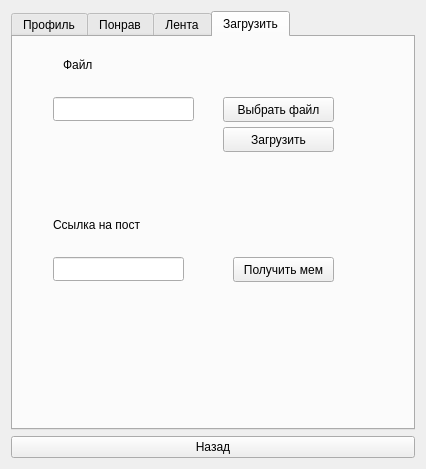
This is userprofilewin.ui in grigorenkokoko/memebox as Qt 5 draws it before an edit. The edited form follows.
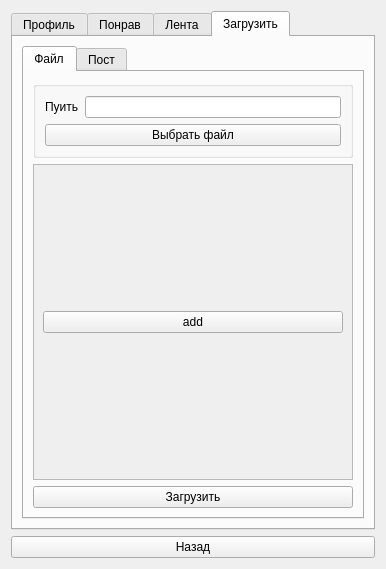
This is the edited form.

What changed in the file:
```diff
--- a/userprofilewin.ui
+++ b/userprofilewin.ui
@@ -6,8 +6,8 @@
    <rect>
     <x>0</x>
     <y>0</y>
-    <width>426</width>
-    <height>469</height>
+    <width>386</width>
+    <height>569</height>
    </rect>
   </property>
   <property name="windowTitle">
@@ -163,94 +163,168 @@
       <attribute name="title">
        <string>Загрузить</string>
       </attribute>
-      <widget class="QLineEdit" name="lineEdit_file">
-       <property name="geometry">
-        <rect>
-         <x>40</x>
-         <y>60</y>
-         <width>141</width>
-         <height>24</height>
-        </rect>
-       </property>
-       <property name="readOnly">
-        <bool>true</bool>
-       </property>
-      </widget>
-      <widget class="QPushButton" name="pushButton_3">
-       <property name="geometry">
-        <rect>
-         <x>210</x>
-         <y>60</y>
-         <width>111</width>
-         <height>25</height>
-        </rect>
-       </property>
-       <property name="text">
-        <string>Выбрать файл</string>
-       </property>
-      </widget>
-      <widget class="QPushButton" name="pushButton_4">
-       <property name="geometry">
-        <rect>
-         <x>210</x>
-         <y>90</y>
-         <width>111</width>
-         <height>25</height>
-        </rect>
-       </property>
-       <property name="text">
-        <string>Загрузить</string>
-       </property>
-      </widget>
-      <widget class="QLabel" name="label_7">
-       <property name="geometry">
-        <rect>
-         <x>50</x>
-         <y>20</y>
-         <width>55</width>
-         <height>16</height>
-        </rect>
-       </property>
-       <property name="text">
-        <string>Файл</string>
-       </property>
-      </widget>
-      <widget class="QLabel" name="label_8">
-       <property name="geometry">
-        <rect>
-         <x>40</x>
-         <y>180</y>
-         <width>111</width>
-         <height>16</height>
-        </rect>
-       </property>
-       <property name="text">
-        <string>Ссылка на пост</string>
-       </property>
-      </widget>
-      <widget class="QLineEdit" name="lineEdit_7">
-       <property name="geometry">
-        <rect>
-         <x>40</x>
-         <y>220</y>
-         <width>131</width>
-         <height>24</height>
-        </rect>
-       </property>
-      </widget>
-      <widget class="QPushButton" name="pushButton_7">
-       <property name="geometry">
-        <rect>
-         <x>220</x>
-         <y>220</y>
-         <width>101</width>
-         <height>25</height>
-        </rect>
-       </property>
-       <property name="text">
-        <string>Получить мем</string>
-       </property>
-      </widget>
+      <layout class="QVBoxLayout" name="verticalLayout_6">
+       <item>
+        <widget class="QTabWidget" name="tabWidget_2">
+         <property name="currentIndex">
+          <number>0</number>
+         </property>
+         <widget class="QWidget" name="tab_5">
+          <attribute name="title">
+           <string>Файл</string>
+          </attribute>
+          <layout class="QVBoxLayout" name="verticalLayout_5">
+           <item>
+            <widget class="QGroupBox" name="groupBox_2">
+             <property name="maximumSize">
+              <size>
+               <width>16777215</width>
+               <height>110</height>
+              </size>
+             </property>
+             <property name="title">
+              <string/>
+             </property>
+             <layout class="QFormLayout" name="formLayout">
+              <item row="3" column="0" colspan="2">
+               <widget class="QPushButton" name="pushButton_3">
+                <property name="mouseTracking">
+                 <bool>false</bool>
+                </property>
+                <property name="text">
+                 <string>Выбрать файл</string>
+                </property>
+               </widget>
+              </item>
+              <item row="1" column="1">
+               <widget class="QLineEdit" name="lineEdit_file">
+                <property name="mouseTracking">
+                 <bool>true</bool>
+                </property>
+                <property name="readOnly">
+                 <bool>true</bool>
+                </property>
+               </widget>
+              </item>
+              <item row="1" column="0">
+               <widget class="QLabel" name="label_7">
+                <property name="text">
+                 <string>Пуить</string>
+                </property>
+               </widget>
+              </item>
+             </layout>
+            </widget>
+           </item>
+           <item>
+            <widget class="QScrollArea" name="scrollArea_3">
+             <property name="widgetResizable">
+              <bool>true</bool>
+             </property>
+             <widget class="QWidget" name="scrollAreaWidgetContents_4">
+              <property name="geometry">
+               <rect>
+                <x>0</x>
+                <y>0</y>
+                <width>310</width>
+                <height>254</height>
+               </rect>
+              </property>
+              <layout class="QVBoxLayout" name="verticalLayout_8">
+               <item>
+                <layout class="QVBoxLayout" name="verticalLayout_7"/>
+               </item>
+               <item>
+                <widget class="QPushButton" name="pushButton__addCaegtoFile">
+                 <property name="text">
+                  <string>add</string>
+                 </property>
+                </widget>
+               </item>
+              </layout>
+             </widget>
+            </widget>
+           </item>
+           <item>
+            <widget class="QPushButton" name="pushButton_4">
+             <property name="text">
+              <string>Загрузить</string>
+             </property>
+            </widget>
+           </item>
+          </layout>
+         </widget>
+         <widget class="QWidget" name="tab_6">
+          <attribute name="title">
+           <string>Пост</string>
+          </attribute>
+          <layout class="QVBoxLayout" name="verticalLayout_4">
+           <item>
+            <widget class="QGroupBox" name="groupBox">
+             <property name="maximumSize">
+              <size>
+               <width>16777215</width>
+               <height>100</height>
+              </size>
+             </property>
+             <property name="title">
+              <string/>
+             </property>
+             <layout class="QFormLayout" name="formLayout_2">
+              <item row="0" column="0">
+               <widget class="QLabel" name="label_8">
+                <property name="text">
+                 <string>Ссылка на пост</string>
+                </property>
+               </widget>
+              </item>
+              <item row="0" column="1">
+               <widget class="QLineEdit" name="lineEdit_7"/>
+              </item>
+             </layout>
+            </widget>
+           </item>
+           <item>
+            <widget class="QScrollArea" name="scrollArea_4">
+             <property name="widgetResizable">
+              <bool>true</bool>
+             </property>
+             <widget class="QWidget" name="scrollAreaWidgetContents_6">
+              <property name="geometry">
+               <rect>
+                <x>0</x>
+                <y>0</y>
+                <width>310</width>
+                <height>309</height>
+               </rect>
+              </property>
+              <layout class="QVBoxLayout" name="verticalLayout_10">
+               <item>
+                <layout class="QVBoxLayout" name="verticalLayout_9"/>
+               </item>
+               <item>
+                <widget class="QPushButton" name="pushButton_addCaegtoPost">
+                 <property name="text">
+                  <string>add</string>
+                 </property>
+                </widget>
+               </item>
+              </layout>
+             </widget>
+            </widget>
+           </item>
+           <item>
+            <widget class="QPushButton" name="pushButton_7">
+             <property name="text">
+              <string>Загрузить</string>
+             </property>
+            </widget>
+           </item>
+          </layout>
+         </widget>
+        </widget>
+       </item>
+      </layout>
      </widget>
     </widget>
    </item>
```
Left out of the diff: 120 changed lines with no effect on the pictures.
